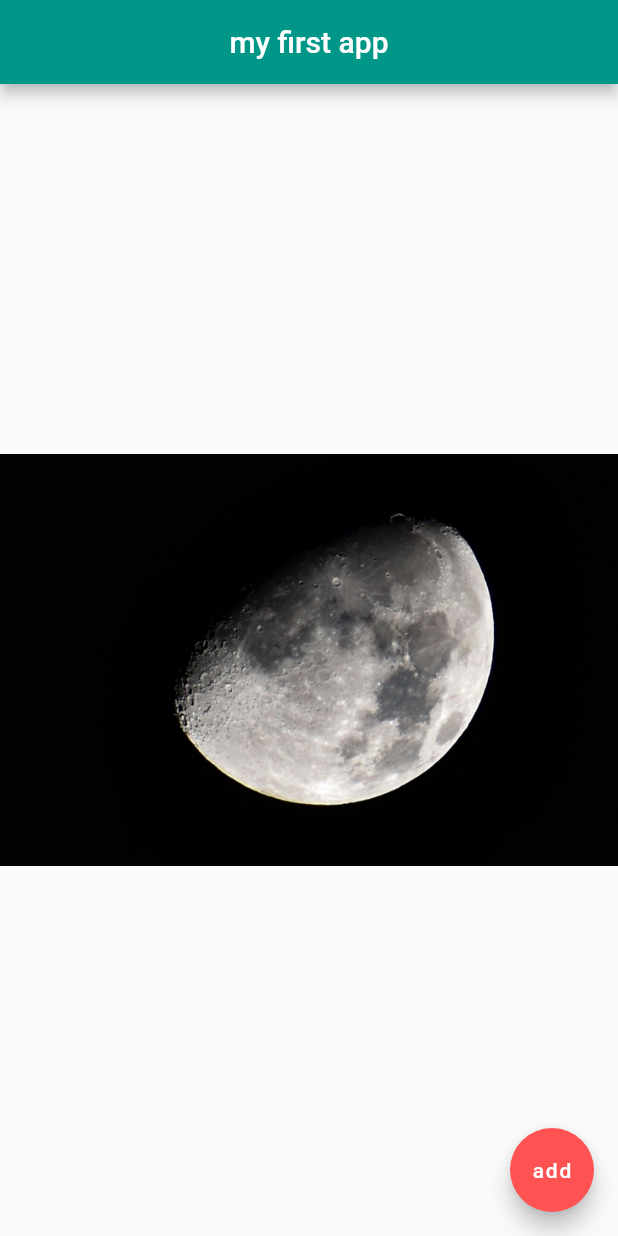
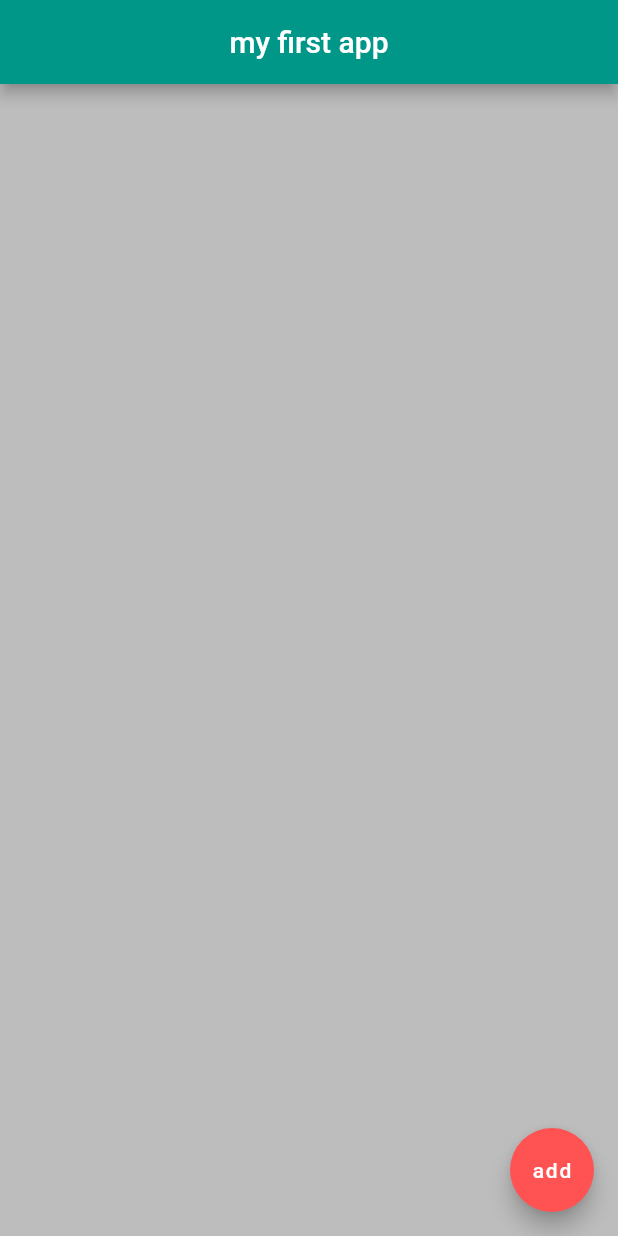
Before and after one commit to gromann/alexLearningFlutter, a Flutter app: the screen it shows after launch, on a phone screen of 412 x 824 dp. Run offline on Flutter 3.47's test engine with Material 2 defaults, Android fonts, the phone set to English and light mode, and no system bars.

Commit message:
#10 add container

```diff
--- a/lib/main.dart
+++ b/lib/main.dart
@@ -17,8 +17,8 @@ class stateless extends StatelessWidget {
         centerTitle: true,
         backgroundColor: Colors.teal,
       ),
-      body: Center(
-          child: Image.asset('assets/space.jpg'),
+      body: Container(
+        color: Colors.grey[400],
       ),
       floatingActionButton: FloatingActionButton(
         child: Text('add'),
```
